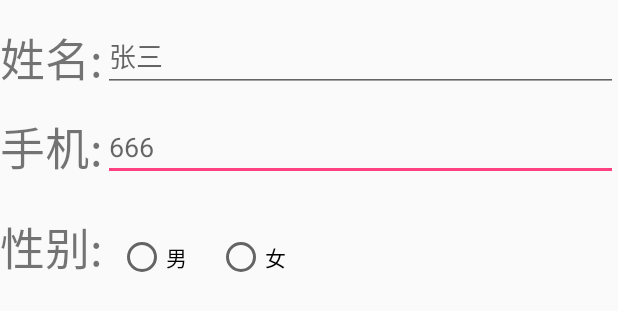
After one commit to WuCiel/DialogTest, an Android app: the layout test_view.xml on its own in the app's theme, with its tools: preview values and no code run, on a phone screen of 412 x 824 dp. The commit adds this screen. Shown: the top 311 px of the screen. Run offline under Robolectric (Android 15) with nearby library versions, the phone set to English and light mode, and no system bars.

Commit message:
add view dialog

```diff
--- a/app/src/main/java/com/example/cielwu/dialogtest/MainActivity.java
+++ b/app/src/main/java/com/example/cielwu/dialogtest/MainActivity.java
@@ -11,6 +11,7 @@ import android.view.View;
 import android.view.ViewGroup;
 import android.widget.BaseAdapter;
 import android.widget.ImageView;
+import android.widget.RelativeLayout;
 import android.widget.TextView;
 import android.widget.Toast;
 import java.security.Key;
@@ -126,7 +127,6 @@ public class MainActivity extends AppCompatActivity {
                 //对话框中单选项的内容
                 final String itemsArray3[]={"C","C++","JAVA","Android"};
                 //设置多选列表项时的第二个参数，下列表示默认选择第二项
-                /////如何在结束后得知选择了哪些呢？
                 final boolean selection[]={false,true,false,false};
 
                 AlertDialog.Builder builder4=new AlertDialog.Builder(this);
@@ -186,6 +186,34 @@ public class MainActivity extends AppCompatActivity {
                 });
                 builder5.create();
                 builder5.show();
+                break;
+
+            //显示含有自定义view的对话框
+            case R.id.show_view_dialog:
+                //初始化View
+//                LayoutInflater layoutInflater=getLayoutInflater();
+//                RelativeLayout myView= (RelativeLayout) layoutInflater.inflate(R.layout.test_view,null);
+                //或者
+                RelativeLayout myView= (RelativeLayout) getLayoutInflater().inflate(R.layout.test_view,null);
+
+                AlertDialog.Builder builder6=new AlertDialog.Builder(this);
+                builder6.setTitle("View Dialog");
+                builder6.setIcon(R.mipmap.ic_launcher);
+                builder6.setView(myView);//设置自定义的View
+                builder6.setPositiveButton("确定", new DialogInterface.OnClickListener() {
+                    @Override
+                    public void onClick(DialogInterface dialog, int which) {
+                        Toast.makeText(MainActivity.this,"click on OK",Toast.LENGTH_SHORT).show();
+                    }
+                });
+                builder6.setNegativeButton("取消", new DialogInterface.OnClickListener() {
+                    @Override
+                    public void onClick(DialogInterface dialog, int which) {
+                        Toast.makeText(MainActivity.this,"click on cancel",Toast.LENGTH_SHORT).show();
+                    }
+                });
+                builder6.create();
+                builder6.show();
                 break;
 
             default:
--- a/app/src/main/res/layout/activity_main.xml
+++ b/app/src/main/res/layout/activity_main.xml
@@ -69,4 +69,16 @@
         android:id="@+id/show_adapter_dialog"
         android:layout_alignParentRight="true"
         android:layout_alignParentEnd="true" />
+
+    <Button
+        android:text="show view dialog"
+        android:onClick="onClick"
+        android:layout_width="wrap_content"
+        android:layout_height="wrap_content"
+        android:layout_above="@+id/show_adapter_dialog"
+        android:layout_alignParentLeft="true"
+        android:layout_alignParentStart="true"
+        android:id="@+id/show_view_dialog"
+        android:layout_alignParentRight="true"
+        android:layout_alignParentEnd="true" />
 </RelativeLayout>
--- /dev/null
+++ b/app/src/main/res/layout/test_view.xml
@@ -0,0 +1,81 @@
+<?xml version="1.0" encoding="utf-8"?>
+<RelativeLayout xmlns:android="http://schemas.android.com/apk/res/android"
+    android:orientation="vertical" android:layout_width="match_parent"
+    android:layout_height="match_parent">
+
+    <EditText
+        android:layout_width="wrap_content"
+        android:layout_height="wrap_content"
+        android:inputType="textPersonName"
+        android:hint="666"
+        android:ems="20"
+        android:layout_alignBottom="@+id/textView2"
+        android:layout_toRightOf="@+id/textView"
+        android:layout_toEndOf="@+id/textView"
+        android:id="@+id/editText2" />
+
+    <TextView
+        android:text="姓名:"
+        android:textSize="30dp"
+        android:layout_width="wrap_content"
+        android:layout_height="wrap_content"
+        android:id="@+id/textView"
+        android:layout_alignParentTop="true"
+        android:layout_alignParentLeft="true"
+        android:layout_alignParentStart="true"
+        android:layout_marginTop="16dp" />
+
+    <EditText
+        android:layout_width="wrap_content"
+        android:layout_height="wrap_content"
+        android:inputType="textPersonName"
+        android:hint="张三"
+        android:ems="20"
+        android:id="@+id/editText"
+        android:layout_above="@+id/textView2"
+        android:layout_toRightOf="@+id/textView2"
+        android:layout_toEndOf="@+id/textView2" />
+
+    <TextView
+        android:text="手机:"
+        android:textSize="30dp"
+        android:layout_width="wrap_content"
+        android:layout_height="wrap_content"
+        android:id="@+id/textView2"
+        android:layout_below="@+id/textView"
+        android:layout_alignParentLeft="true"
+        android:layout_alignParentStart="true"
+        android:layout_marginTop="14dp" />
+
+    <RadioGroup
+        android:orientation="horizontal"
+        android:layout_toRightOf="@+id/textView3"
+        android:layout_alignBottom="@+id/textView3"
+        android:layout_marginLeft="10dp"
+        android:layout_width="wrap_content"
+        android:layout_height="wrap_content">
+
+        <RadioButton
+            android:layout_width="wrap_content"
+            android:layout_height="wrap_content"
+            android:text="男"/>
+
+        <RadioButton
+            android:layout_marginLeft="20dp"
+            android:layout_width="wrap_content"
+            android:layout_height="wrap_content"
+            android:text="女"/>
+
+    </RadioGroup>
+
+    <TextView
+        android:text="性别:"
+        android:textSize="30dp"
+        android:layout_width="wrap_content"
+        android:layout_height="wrap_content"
+        android:layout_below="@+id/textView2"
+        android:layout_alignParentLeft="true"
+        android:layout_alignParentStart="true"
+        android:layout_marginTop="21dp"
+        android:id="@+id/textView3" />
+</RelativeLayout>
```
